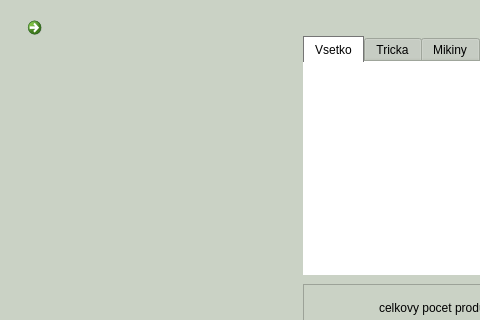
Qt form source/code/main.ui (tomas-magat/camels-eshop-infosystem) before a commit; both pictures show x 0 to 480 and y 0 to 320 of the 800 by 450 pixel window.
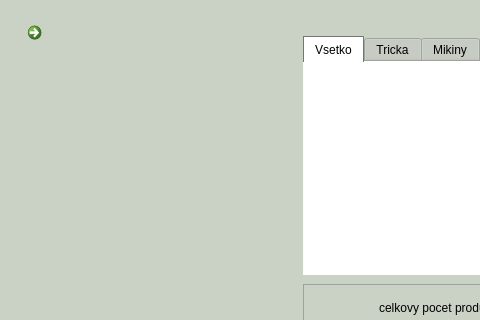
The same form after that commit. The open tabs and pages were chosen to show the change. Icons and pictures are not drawn.

The edit to the form file:
```diff
--- a/source/code/main.ui
+++ b/source/code/main.ui
@@ -3203,7 +3203,7 @@
        <property name="geometry">
         <rect>
          <x>0</x>
-         <y>0</y>
+         <y>5</y>
          <width>301</width>
          <height>60</height>
         </rect>
@@ -3257,12 +3257,18 @@
             <height>16777215</height>
            </size>
           </property>
+          <property name="styleSheet">
+           <string notr="true">QLabel::hover
+{
+background-color :#BBBBBB;
+}</string>
+          </property>
           <property name="frameShape">
            <enum>QFrame::NoFrame</enum>
           </property>
-          <layout class="QHBoxLayout" name="horizontalLayout_5">
+          <layout class="QHBoxLayout" name="horizontalLayout_5" stretch="0,0">
            <property name="spacing">
-            <number>20</number>
+            <number>15</number>
            </property>
            <property name="leftMargin">
             <number>20</number>
@@ -3271,7 +3277,7 @@
             <number>0</number>
            </property>
            <property name="rightMargin">
-            <number>0</number>
+            <number>30</number>
            </property>
            <property name="bottomMargin">
             <number>0</number>
@@ -3300,6 +3306,12 @@
            </item>
            <item alignment="Qt::AlignVCenter">
             <widget class="QLabel" name="label_6">
+             <property name="minimumSize">
+              <size>
+               <width>0</width>
+               <height>40</height>
+              </size>
+             </property>
              <property name="font">
               <font>
                <pointsize>15</pointsize>
@@ -3316,6 +3328,9 @@
              <property name="text">
               <string/>
              </property>
+             <property name="alignment">
+              <set>Qt::AlignCenter</set>
+             </property>
             </widget>
            </item>
           </layout>
```
Left out of the diff: 14 changed lines with no effect on the pictures.
